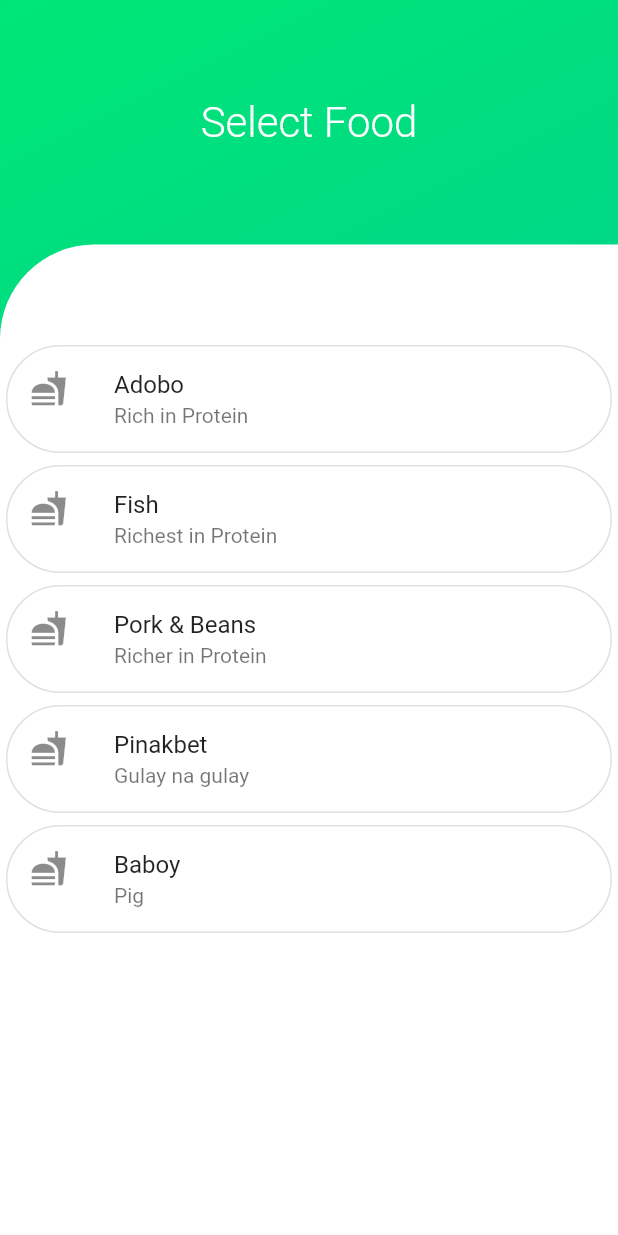
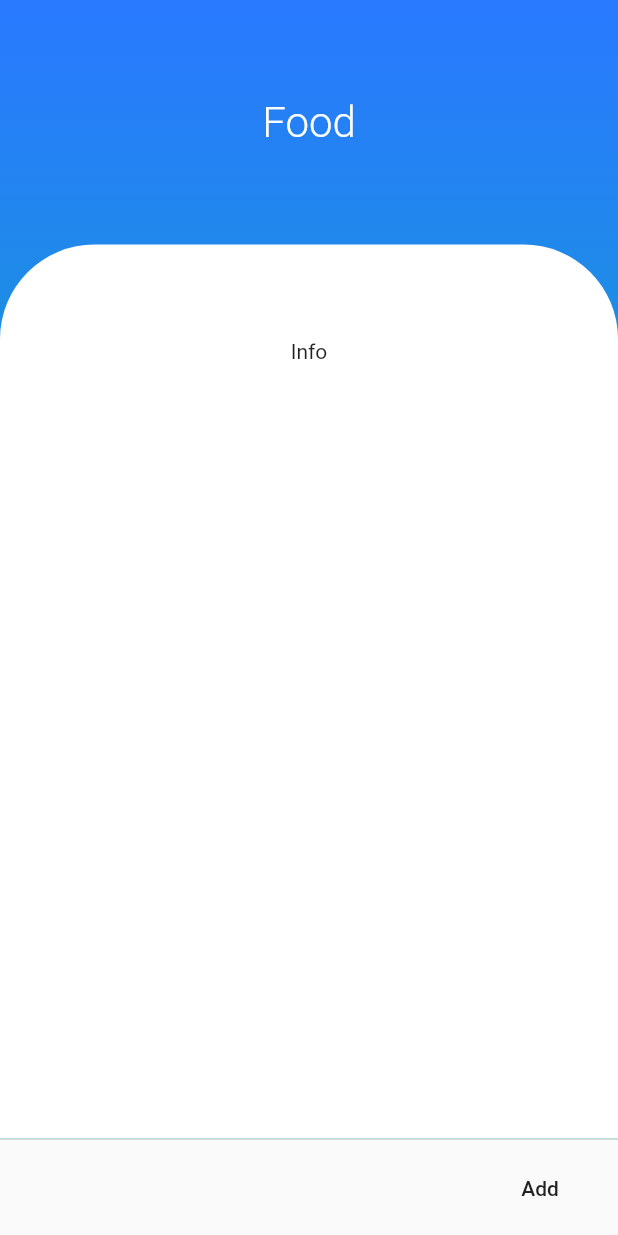
Before and after one commit to kierbenz/nutrition_app, a Flutter app: the FoodScreen screen opened directly, after a tap on "Adobo", on a phone screen of 412 x 824 dp. Run offline on Flutter 3.47's test engine with Material 2 defaults, Android fonts, the phone set to English and light mode, and no system bars.

Commit message:
feat: added persistent footer buttons

```diff
--- /dev/null
+++ b/lib/app/screens/food_detail_screen.dart
@@ -0,0 +1,73 @@
+import 'package:flutter/material.dart';
+import 'food_screen.dart';
+
+
+class FoodDetailScreen extends StatelessWidget {
+  @override
+  Widget build(BuildContext context) {
+    return Scaffold(
+      body: Container(
+        decoration: BoxDecoration(
+          gradient: LinearGradient(
+            begin: Alignment.topCenter,
+            end: Alignment.bottomCenter,
+            colors: <Color>[
+              Colors.blueAccent[400],
+              Colors.tealAccent[700],
+            ],
+          ),
+        ),
+        child: Column(
+          crossAxisAlignment: CrossAxisAlignment.stretch,
+          children: <Widget>[
+            SafeArea(
+              child: Container(
+                height: 163,
+                child: Center(
+                  child: Text(
+                    'Food',
+                    style: TextStyle(
+                      color: Colors.white,
+                      fontWeight: FontWeight.w300,
+                      fontSize: 28.0,
+                    ),
+                  ),
+                ),
+              ),
+            ),
+            Expanded(
+              child: Container(
+                decoration: BoxDecoration(
+                  color: Colors.white,
+                  borderRadius: BorderRadius.only(
+                    topLeft: Radius.circular(63.0),
+                    topRight: Radius.circular(63.0),
+                  ),
+                ),
+                child: Padding(
+                  padding: EdgeInsets.only(top: 63.0),
+                  child: Column(
+                    children: <Widget>[
+                      Text('Info'),
+                    ],
+                  )
+                ),
+              ),
+            ),
+          ],
+        ),
+      ),
+      persistentFooterButtons: <Widget>[
+        FlatButton(
+          child: Text('Add'),
+          onPressed: () {
+            print('Added');
+            Navigator.of(context).push(
+              MaterialPageRoute(builder: (_) => FoodScreen()),
+            );
+          }
+        ),
+      ],
+    );
+  }
+}
--- a/lib/app/screens/food_screen.dart
+++ b/lib/app/screens/food_screen.dart
@@ -1,7 +1,14 @@
 import 'package:flutter/material.dart';
 import 'widgets/food_card.dart';
+import 'food_detail_screen.dart';
 
 class FoodScreen extends StatelessWidget {
+  void _navigateToDetail(BuildContext context) {
+    Navigator.of(context).push(
+      MaterialPageRoute(builder: (_) => FoodDetailScreen()),
+    );
+  }
+
   @override
   Widget build(BuildContext context) {
     return Scaffold(
@@ -49,27 +56,27 @@ class FoodScreen extends StatelessWidget {
                       FoodCard(
                         title: 'Adobo',
                         subtitle: 'Rich in Protein',
-                        onTap: () => print('Adobo'),
+                        onTap: () => _navigateToDetail(context),
                       ),
                       FoodCard(
                         title: 'Fish',
                         subtitle: 'Richest in Protein',
-                        onTap: () => print('Fish'),
+                        onTap: () => _navigateToDetail(context),
                       ),
                       FoodCard(
                         title: 'Pork & Beans',
                         subtitle: 'Richer in Protein',
-                        onTap: () => print('P and B'),
+                        onTap: () => _navigateToDetail(context),
                       ),
                       FoodCard(
                         title: 'Pinakbet',
                         subtitle: 'Gulay na gulay',
-                        onTap: () => print('Gulay'),
+                        onTap: () => _navigateToDetail(context),
                       ),
                       FoodCard(
                         title: 'Baboy',
                         subtitle: 'Pig',
-                        onTap: () => print('Baboy'),
+                        onTap: () => _navigateToDetail(context),
                       ),
                     ],
                   ),
```
